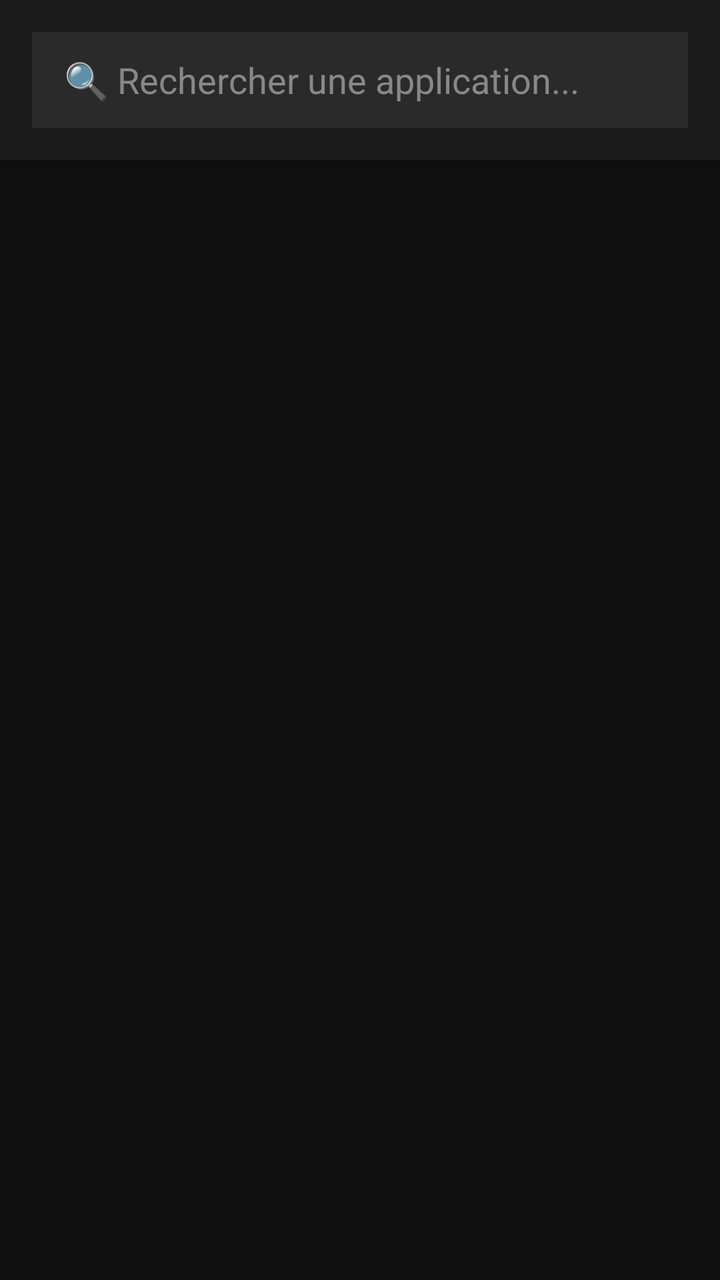
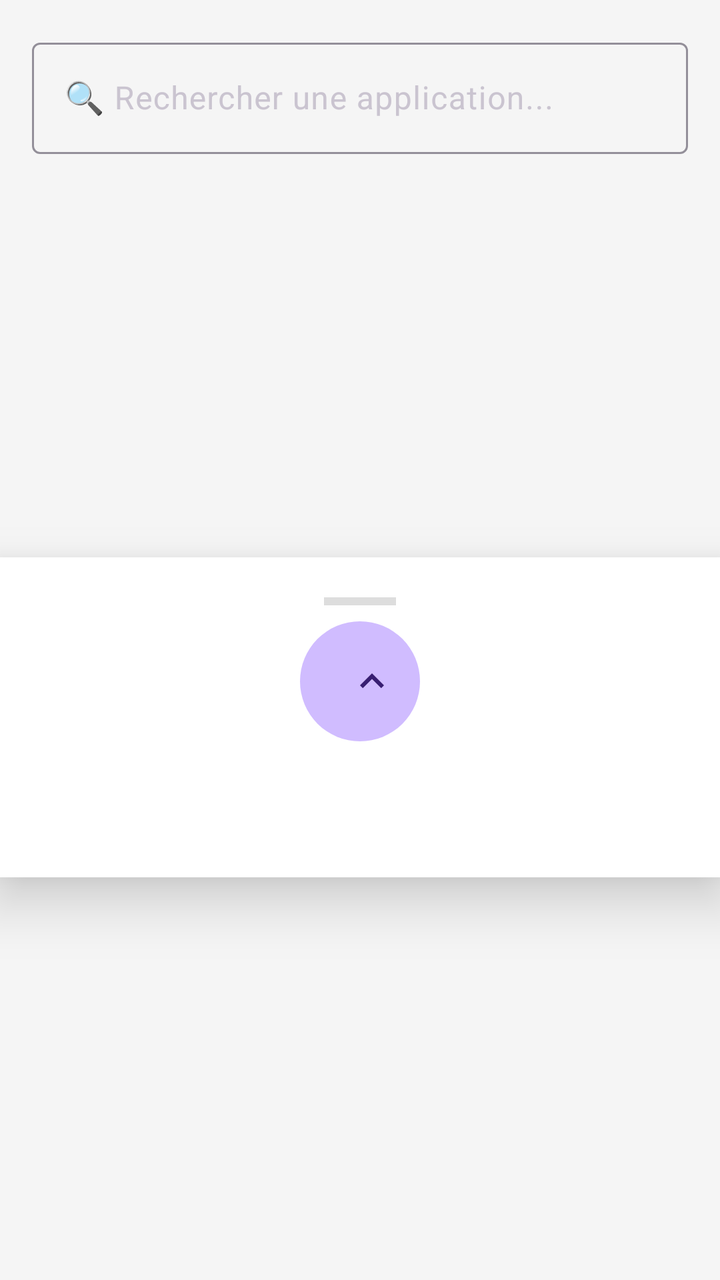

Screens rendered from an Android XML layout before and after an edit, with the pre-edit source and the edit as a unified diff.
<!-- AndroidManifest.xml: application theme Theme.Luncher -->
<!-- res/layout/activity_launcher.xml -->
<?xml version="1.0" encoding="utf-8"?>
<LinearLayout xmlns:android="http://schemas.android.com/apk/res/android" android:layout_width="match_parent" android:layout_height="match_parent" android:background="#0F0F0F" android:orientation="vertical">
    <LinearLayout android:layout_width="match_parent" android:layout_height="wrap_content" android:padding="16dp" android:background="#1A1A1A" android:elevation="4dp">
        <EditText android:id="@+id/search_input" android:layout_width="match_parent" android:layout_height="48dp" android:hint="🔍 Rechercher une application..." android:textColor="#FFFFFF" android:textColorHint="#888888" android:background="#2A2A2A" android:paddingHorizontal="16dp" android:singleLine="true"/>
    </LinearLayout>
    <ProgressBar android:id="@+id/progress" android:layout_width="wrap_content" android:layout_height="wrap_content" android:layout_gravity="center" android:visibility="gone"/>
    <androidx.recyclerview.widget.RecyclerView android:id="@+id/apps_recycler" android:layout_width="match_parent" android:layout_height="match_parent" android:padding="12dp" android:clipToPadding="false"/>
</LinearLayout>
<!-- resources referenced by this layout -->
<resources>
  <style name="Theme.Luncher" parent="Theme.Material3.Dark.NoActionBar"><item name="android:windowContentTransitions">true</item><item name="android:animationDuration">120</item><item name="android:windowDisablePreview">true</item></style>
</resources>

<!-- the commit's change to res/layout/activity_launcher.xml (unified diff, before → after) -->
@@ -1,8 +1,85 @@
 <?xml version="1.0" encoding="utf-8"?>
-<LinearLayout xmlns:android="http://schemas.android.com/apk/res/android" android:layout_width="match_parent" android:layout_height="match_parent" android:background="#0F0F0F" android:orientation="vertical">
-    <LinearLayout android:layout_width="match_parent" android:layout_height="wrap_content" android:padding="16dp" android:background="#1A1A1A" android:elevation="4dp">
-        <EditText android:id="@+id/search_input" android:layout_width="match_parent" android:layout_height="48dp" android:hint="🔍 Rechercher une application..." android:textColor="#FFFFFF" android:textColorHint="#888888" android:background="#2A2A2A" android:paddingHorizontal="16dp" android:singleLine="true"/>
+<androidx.constraintlayout.widget.ConstraintLayout xmlns:android="http://schemas.android.com/apk/res/android"
+    xmlns:app="http://schemas.android.com/apk/res-auto"
+    xmlns:tools="http://schemas.android.com/tools"
+    android:layout_width="match_parent"
+    android:layout_height="match_parent"
+    android:background="#F5F5F5"
+    tools:context=".LauncherActivity">
+
+    <com.google.android.material.textfield.TextInputLayout
+        android:id="@+id/search_container"
+        android:layout_width="match_parent"
+        android:layout_height="wrap_content"
+        android:layout_marginHorizontal="16dp"
+        android:layout_marginTop="16dp"
+        app:layout_constraintTop_toTopOf="parent"
+        style="@style/Widget.Material3.TextInputLayout.OutlinedBox">
+
+        <com.google.android.material.textfield.TextInputEditText
+            android:id="@+id/search_input"
+            android:layout_width="match_parent"
+            android:layout_height="wrap_content"
+            android:hint="🔍 Rechercher une application..."
+            android:inputType="text"
+            android:textSize="16sp"/>
+    </com.google.android.material.textfield.TextInputLayout>
+
+    <LinearLayout
+        android:id="@+id/drawer_layout"
+        android:layout_width="match_parent"
+        android:layout_height="0dp"
+        android:background="#FFFFFF"
+        android:elevation="16dp"
+        android:orientation="vertical"
+        android:paddingTop="12dp"
+        app:layout_constraintBottom_toBottomOf="parent"
+        app:layout_constraintHeight_max="160dp"
+        app:layout_constraintTop_toBottomOf="@id/search_container"
+        app:layout_constraintMarginTop="40dp">
+
+        <LinearLayout
+            android:layout_width="match_parent"
+            android:layout_height="wrap_content"
+            android:gravity="center"
+            android:orientation="vertical"
+            android:paddingVertical="8dp">
+
+            <View
+                android:layout_width="36dp"
+                android:layout_height="4dp"
+                android:background="#DDDDDD"
+                android:layout_marginBottom="8dp"
+                android:backgroundCornerRadius="2dp"/>
+
+            <com.google.android.material.button.MaterialButton
+                android:id="@+id/toggle_drawer_btn"
+                android:layout_width="60dp"
+                android:layout_height="60dp"
+                android:insetTop="0dp"
+                android:insetBottom="0dp"
+                app:icon="@drawable/ic_keyboard_arrow_up"
+                app:iconSize="24dp"
+                app:backgroundColor="#2196F3"
+                app:cornerRadius="30dp"/>
+        </LinearLayout>
+
+        <androidx.recyclerview.widget.RecyclerView
+            android:id="@+id/apps_recycler"
+            android:layout_width="match_parent"
+            android:layout_height="0dp"
+            android:layout_marginHorizontal="16dp"
+            android:paddingBottom="24dp"
+            android:clipToPadding="false"
+            android:layout_weight="1"
+            android:visibility="gone"/>
+
+        <ProgressBar
+            android:id="@+id/progress"
+            android:layout_width="wrap_content"
+            android:layout_height="wrap_content"
+            android:layout_gravity="center"
+            android:visibility="gone"/>
     </LinearLayout>
-    <ProgressBar android:id="@+id/progress" android:layout_width="wrap_content" android:layout_height="wrap_content" android:layout_gravity="center" android:visibility="gone"/>
-    <androidx.recyclerview.widget.RecyclerView android:id="@+id/apps_recycler" android:layout_width="match_parent" android:layout_height="match_parent" android:padding="12dp" android:clipToPadding="false"/>
-</LinearLayout>
+
+</androidx.constraintlayout.widget.ConstraintLayout>
<!-- resource entries referenced after the edit -->
@@ -1,5 +1,16 @@
 <!-- resources referenced by this layout -->
 <resources>
+  <!-- drawable ic_keyboard_arrow_up (drawable) -->
+  <vector xmlns:android="http://schemas.android.com/apk/res/android"
+      android:width="24dp"
+      android:height="24dp"
+      android:viewportWidth="24"
+      android:viewportHeight="24"
+      android:tint="#FFFFFF">
+    <path
+        android:fillColor="@android:color/white"
+        android:pathData="M7.41,15.41L12,10.83l4.59,4.58L18,14l-6,-6 -6,6z"/>
+  </vector>
   <style name="Theme.Luncher" parent="Theme.Material3.Dark.NoActionBar"><item name="android:windowContentTransitions">true</item><item name="android:animationDuration">120</item><item name="android:windowDisablePreview">true</item></style>
 </resources>
 
